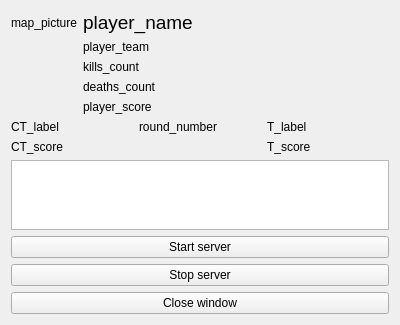
Qt form game_integration_window.ui (daniel-Jones/CS-GO-Qt-C-Statistics) before a commit.
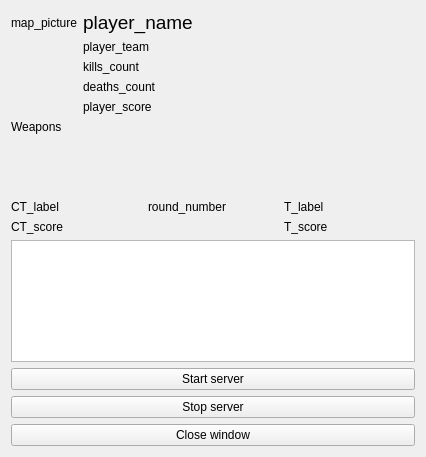
The same form after that commit.

Commit message: Added new weapon images and other icons. Game integrations now works well - gives basic game info such as the weapons in use, ammo, score etc. Many other fixes and changes. There exists code for graph integration, but I never finished them and thus they are hidden by default.

```diff
--- a/game_integration_window.ui
+++ b/game_integration_window.ui
@@ -9,8 +9,8 @@
    <rect>
     <x>0</x>
     <y>0</y>
-    <width>400</width>
-    <height>300</height>
+    <width>426</width>
+    <height>457</height>
    </rect>
   </property>
   <property name="windowTitle">
@@ -19,44 +19,37 @@
   <layout class="QVBoxLayout" name="verticalLayout">
    <item>
     <layout class="QFormLayout" name="player_layout">
-     <item row="0" column="0">
-      <widget class="QLabel" name="map_picture_label">
-       <property name="text">
-        <string>map_picture</string>
-       </property>
-      </widget>
-     </item>
      <item row="0" column="1">
       <layout class="QFormLayout" name="player_info_layout">
-       <item row="0" column="0">
+       <item row="1" column="0">
         <widget class="QLabel" name="player_name_label">
          <property name="text">
           <string>&lt;html&gt;&lt;head/&gt;&lt;body&gt;&lt;p&gt;&lt;span style=&quot; font-size:14pt;&quot;&gt;player_name&lt;/span&gt;&lt;/p&gt;&lt;/body&gt;&lt;/html&gt;</string>
          </property>
         </widget>
        </item>
-       <item row="1" column="0">
+       <item row="2" column="0">
         <widget class="QLabel" name="player_team_label">
          <property name="text">
           <string>player_team</string>
          </property>
         </widget>
        </item>
-       <item row="4" column="0">
+       <item row="5" column="0">
         <widget class="QLabel" name="player_score_label">
          <property name="text">
           <string>player_score</string>
          </property>
         </widget>
        </item>
-       <item row="2" column="0">
+       <item row="3" column="0">
         <widget class="QLabel" name="kills_label">
          <property name="text">
           <string>kills_count</string>
          </property>
         </widget>
        </item>
-       <item row="3" column="0">
+       <item row="4" column="0">
         <widget class="QLabel" name="deaths_label">
          <property name="text">
           <string>deaths_count</string>
@@ -64,6 +57,103 @@
         </widget>
        </item>
       </layout>
+     </item>
+     <item row="0" column="0">
+      <widget class="QLabel" name="map_picture_label">
+       <property name="text">
+        <string>map_picture</string>
+       </property>
+      </widget>
+     </item>
+    </layout>
+   </item>
+   <item>
+    <widget class="QLabel" name="weapons_label">
+     <property name="text">
+      <string>Weapons</string>
+     </property>
+    </widget>
+   </item>
+   <item>
+    <layout class="QGridLayout" name="weapons_layout">
+     <item row="0" column="0">
+      <widget class="QLabel" name="weapon_1_label">
+       <property name="styleSheet">
+        <string notr="true"/>
+       </property>
+       <property name="text">
+        <string/>
+       </property>
+       <property name="textFormat">
+        <enum>Qt::AutoText</enum>
+       </property>
+      </widget>
+     </item>
+     <item row="0" column="1">
+      <widget class="QLabel" name="weapon_2_label">
+       <property name="text">
+        <string/>
+       </property>
+      </widget>
+     </item>
+     <item row="0" column="2">
+      <widget class="QLabel" name="weapon_3_label">
+       <property name="text">
+        <string/>
+       </property>
+      </widget>
+     </item>
+     <item row="0" column="3">
+      <widget class="QLabel" name="weapon_4_label">
+       <property name="text">
+        <string/>
+       </property>
+      </widget>
+     </item>
+     <item row="1" column="0">
+      <widget class="QLabel" name="weapon_5_label">
+       <property name="text">
+        <string/>
+       </property>
+      </widget>
+     </item>
+     <item row="1" column="1">
+      <widget class="QLabel" name="weapon_6_label">
+       <property name="text">
+        <string/>
+       </property>
+      </widget>
+     </item>
+     <item row="1" column="2">
+      <widget class="QLabel" name="weapon_7_label">
+       <property name="text">
+        <string/>
+       </property>
+      </widget>
+     </item>
+     <item row="1" column="3">
+      <widget class="QLabel" name="weapon_8_label">
+       <property name="styleSheet">
+        <string notr="true"/>
+       </property>
+       <property name="text">
+        <string/>
+       </property>
+      </widget>
+     </item>
+     <item row="2" column="0">
+      <widget class="QLabel" name="weapon_9_label">
+       <property name="text">
+        <string/>
+       </property>
+      </widget>
+     </item>
+     <item row="2" column="1">
+      <widget class="QLabel" name="weapon_10_label">
+       <property name="text">
+        <string/>
+       </property>
+      </widget>
      </item>
     </layout>
    </item>
```
The commit also changes 72 other files.
